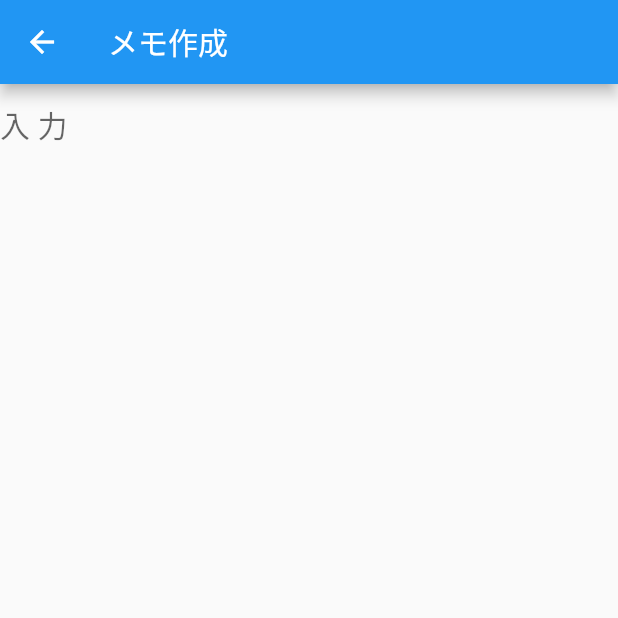
After one commit to urayusuke/memo_app, a Flutter app: the screen it shows after launch, after a tap on the "add" icon, on a phone screen of 412 x 824 dp, the top half of it. The commit adds this screen. Run offline on Flutter 3.47's test engine with Material 2 defaults, Android fonts, the phone set to English and light mode, and no system bars.

Commit message:
memo update

```diff
--- a/lib/main.dart
+++ b/lib/main.dart
@@ -1,19 +1,25 @@
 import 'package:flutter/material.dart';
+import 'package:memo_app/memo.dart';
 
 void main() {
-  runApp(MyApp());
+  runApp(MaterialApp(home: MyApp()));
 }
 
 class MyApp extends StatelessWidget {
   @override
   Widget build(BuildContext context) {
-    return new MaterialApp(
+    return MaterialApp(
       title: 'Flutter Demo',
       home: Scaffold(
         appBar: AppBar(
           title: Text('Memo_App'),
         ),
+        body: Center(),
         floatingActionButton: FloatingActionButton(
+          onPressed: () {
+            Navigator.push(
+                context, MaterialPageRoute(builder: (context) => Memo()));
+          },
           child: Icon(Icons.add),
         ),
       ),
--- /dev/null
+++ b/lib/memo.dart
@@ -0,0 +1,22 @@
+import 'package:flutter/material.dart';
+
+class Memo extends StatelessWidget {
+  @override
+  Widget build(BuildContext context) {
+    return Scaffold(
+      appBar: AppBar(
+        title: Text("メモ作成"),
+      ),
+      body: Column(
+        children: [
+          TextField(
+            decoration:
+                InputDecoration(border: InputBorder.none, hintText: '入 力'),
+            maxLines: 10,
+            style: TextStyle(fontSize: 20),
+          ),
+        ],
+      ),
+    );
+  }
+}
```
